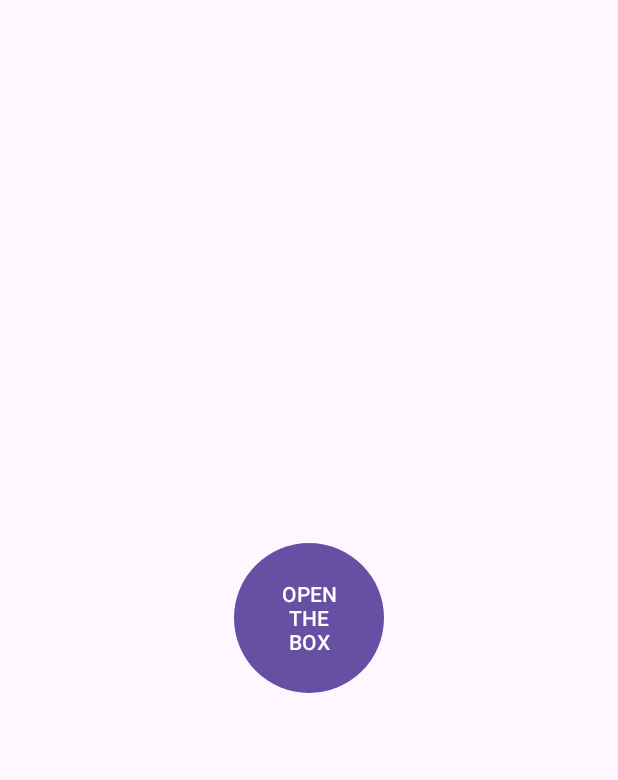
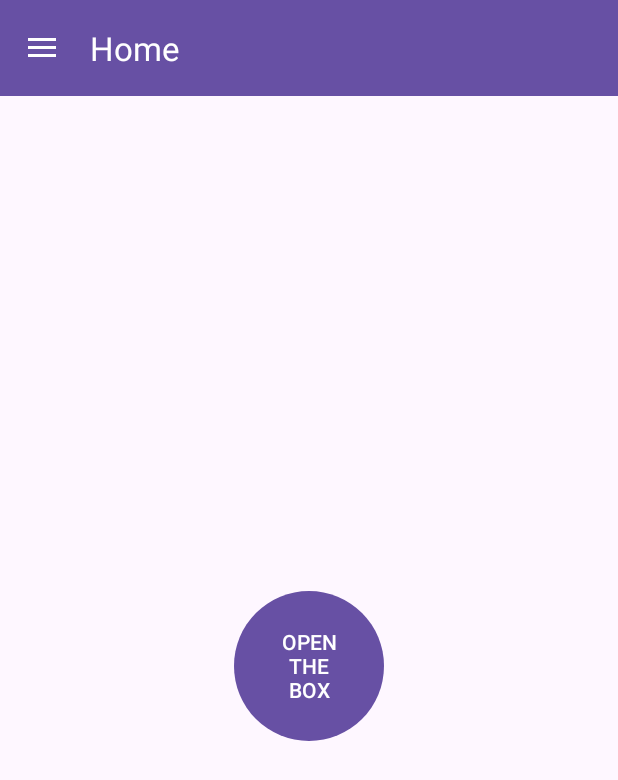
Before and after one commit to ProkrastinatorjiTeam/pametni-paketnik, an Android app: the MainActivity screen opened directly, with no data from a screen before it, on a phone screen of 412 x 824 dp. Shown: the top 780 px of the screen. Run offline under Robolectric (Android 15) with nearby library versions, the phone set to English and light mode, and no system bars; libraries missing offline, so code that uses them is left out: androidx.camera.core; network calls fail; 1 statement that could not run was skipped.

Commit message:
PP-70 Added burger menu

```diff
--- a/PJ/app/build.gradle.kts
+++ b/PJ/app/build.gradle.kts
@@ -60,4 +60,7 @@ dependencies {
     implementation (libs.converter.gson)
     implementation (libs.logging.interceptor)
 
+    implementation ("androidx.drawerlayout:drawerlayout:1.2.0")
+    implementation ("com.google.android.material:material:1.11.0")
+
 }
--- a/PJ/app/src/main/java/com/example/paketnik_app/MainActivity.kt
+++ b/PJ/app/src/main/java/com/example/paketnik_app/MainActivity.kt
@@ -6,18 +6,29 @@ import android.content.pm.PackageManager
 import android.os.Bundle
 import android.util.Log
 import android.widget.Button
+import androidx.appcompat.app.ActionBarDrawerToggle
 import androidx.appcompat.app.AppCompatActivity
 import androidx.core.app.ActivityCompat
 import androidx.core.content.ContextCompat
+import androidx.drawerlayout.widget.DrawerLayout
+import com.google.android.material.appbar.MaterialToolbar
+import com.google.android.material.navigation.NavigationView
 
 @androidx.camera.core.ExperimentalGetImage
 class MainActivity : AppCompatActivity() {
 
     private val CAMERA_PERMISSION_REQUEST_CODE = 1001
+    private lateinit var drawerLayout: DrawerLayout
+    private lateinit var navigationView: NavigationView
+    private lateinit var toolbar: MaterialToolbar
 
     override fun onCreate(savedInstanceState: Bundle?) {
         super.onCreate(savedInstanceState)
         setContentView(R.layout.activity_main)
+
+        drawerLayout = findViewById(R.id.drawer_layout)
+        navigationView = findViewById(R.id.nav_view)
+        toolbar = findViewById(R.id.toolbar)
 
         if (!AuthManager.isLoggedIn()) {
             val intent = Intent(this, LoginActivity::class.java)
@@ -27,6 +38,30 @@ class MainActivity : AppCompatActivity() {
         }
 
         println("App has opened") // Output to terminal when app is opened
+
+        setSupportActionBar(toolbar)
+        val toggle = ActionBarDrawerToggle(
+            this,
+            drawerLayout,
+            toolbar,
+            R.string.navigation_drawer_open,
+            R.string.navigation_drawer_close
+        )
+        drawerLayout.addDrawerListener(toggle)
+        toggle.syncState()
+
+        // Handle drawer menu item clicks
+        navigationView.setNavigationItemSelectedListener { item ->
+            when (item.itemId) {
+                R.id.nav_logout -> {
+                    AuthManager.logout()
+                    startActivity(Intent(this, LoginActivity::class.java))
+                    finish()
+                    true
+                }
+                else -> false
+            }
+        }
 
         val openButton: Button = findViewById(R.id.Open_button)
 
--- a/PJ/app/src/main/res/layout/activity_main.xml
+++ b/PJ/app/src/main/res/layout/activity_main.xml
@@ -1,11 +1,29 @@
-<androidx.constraintlayout.widget.ConstraintLayout xmlns:android="http://schemas.android.com/apk/res/android"
+<androidx.drawerlayout.widget.DrawerLayout xmlns:android="http://schemas.android.com/apk/res/android"
     xmlns:app="http://schemas.android.com/apk/res-auto"
     xmlns:tools="http://schemas.android.com/tools"
+    android:id="@+id/drawer_layout"
     android:layout_width="match_parent"
     android:layout_height="match_parent"
     tools:context=".MainActivity">
 
-    <!-- Button to open the camera -->
+    <!-- Main content -->
+    <androidx.constraintlayout.widget.ConstraintLayout
+        android:layout_width="match_parent"
+        android:layout_height="match_parent">
+
+        <!-- Toolbar -->
+        <com.google.android.material.appbar.MaterialToolbar
+            android:id="@+id/toolbar"
+            android:layout_width="match_parent"
+            android:layout_height="wrap_content"
+            android:background="?attr/colorPrimary"
+            android:theme="@style/ThemeOverlay.AppCompat.Dark.ActionBar"
+            app:layout_constraintEnd_toEndOf="parent"
+            app:layout_constraintStart_toStartOf="parent"
+            app:layout_constraintTop_toTopOf="parent"
+            app:title="Home" />
+
+        <!-- Open camera -->
         <Button
             android:id="@+id/Open_button"
             android:layout_width="100dp"
@@ -13,9 +31,20 @@
             android:background="@drawable/round_button"
             android:text="@string/open_button_name"
             android:textColor="@color/white"
+            app:layout_constraintTop_toBottomOf="@id/toolbar"
             app:layout_constraintBottom_toBottomOf="parent"
-        app:layout_constraintEnd_toEndOf="parent"
             app:layout_constraintStart_toStartOf="parent"
-        app:layout_constraintTop_toTopOf="parent" />
+            app:layout_constraintEnd_toEndOf="parent" />
 
     </androidx.constraintlayout.widget.ConstraintLayout>
+
+    <!-- Navigation drawer -->
+    <com.google.android.material.navigation.NavigationView
+        android:id="@+id/nav_view"
+        android:layout_width="wrap_content"
+        android:layout_height="match_parent"
+        android:layout_gravity="start"
+        app:menu="@menu/drawer_menu"
+        app:headerLayout="@layout/nav_header_main" />
+
+</androidx.drawerlayout.widget.DrawerLayout>
--- /dev/null
+++ b/PJ/app/src/main/res/menu/drawer_menu.xml
@@ -0,0 +1,6 @@
+<menu xmlns:android="http://schemas.android.com/apk/res/android">
+    <item
+        android:id="@+id/nav_logout"
+        android:title="@string/logout"
+        android:icon="@android:drawable/ic_menu_close_clear_cancel" />
+</menu>
--- a/PJ/app/src/main/res/values/strings.xml
+++ b/PJ/app/src/main/res/values/strings.xml
@@ -4,4 +4,8 @@
     <string name="username">username</string>
     <string name="password">password</string>
     <string name="login">Login</string>
+    <string name="logout">Logout</string>
+    <string name="welcome">Welcome!</string>
+    <string name="navigation_drawer_open">Open</string>
+    <string name="navigation_drawer_close">Close</string>
 </resources>
```
Also changed, not shown: PJ/app/src/main/res/layout/nav_header_main.xml (added, +17 -0 lines). Lines whose indentation alone changed are shown as unchanged.
